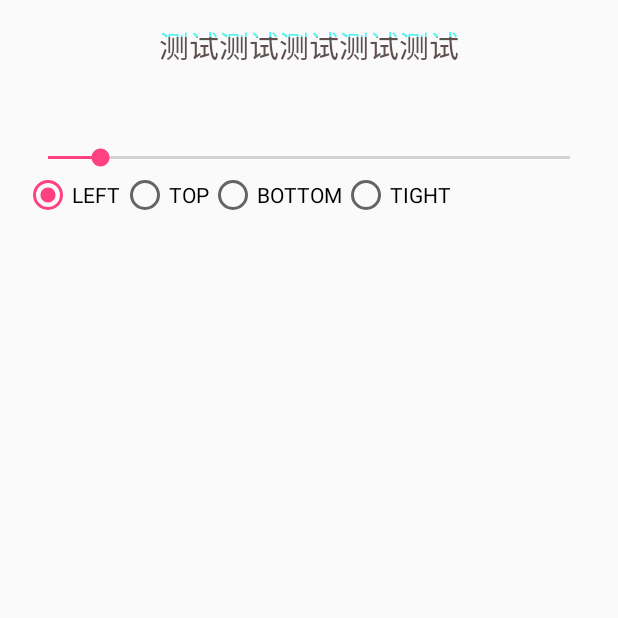
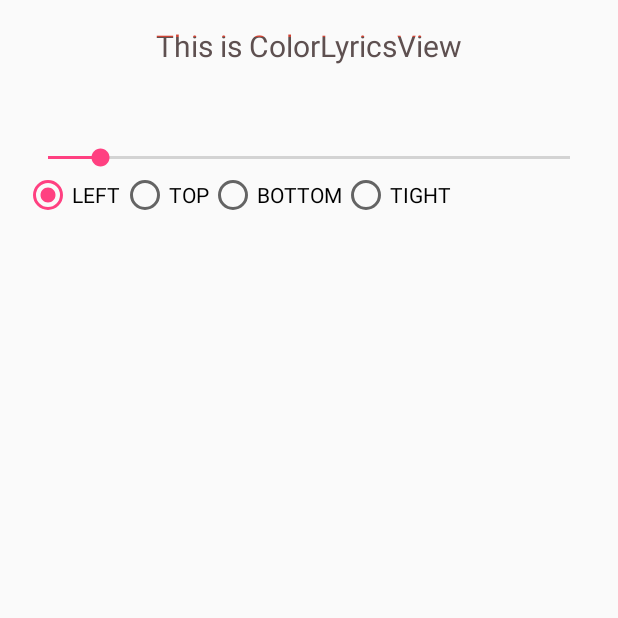
Before and after one commit to shallcheek/ColorLyricsView, an Android app: the screen it shows after launch (MainActivity), on a phone screen of 412 x 824 dp, the top half of it. Run offline under Robolectric (Android 15) with nearby library versions, the phone set to English and light mode, and no system bars.

Commit message:
add demo img

```diff
--- a/app/src/main/java/com/chaek/android/MainActivity.java
+++ b/app/src/main/java/com/chaek/android/MainActivity.java
@@ -21,7 +21,7 @@ public class MainActivity extends AppCompatActivity {
         final RadioButton r3 = (RadioButton) findViewById(R.id.radioButton3);
         final RadioButton r4 = (RadioButton) findViewById(R.id.radioButton4);
         final ColorLyricsView colorLoadingTextView = (ColorLyricsView) findViewById(R.id.a);
-        colorLoadingTextView.setText("测试测试测试测试测试");
+        colorLoadingTextView.setText("This is ColorLyricsView");
         if (group != null) {
             group.setOnCheckedChangeListener(new RadioGroup.OnCheckedChangeListener() {
                 @Override
--- a/app/src/main/res/layout/content_main.xml
+++ b/app/src/main/res/layout/content_main.xml
@@ -14,7 +14,7 @@
         android:id="@+id/a"
         android:layout_width="match_parent"
         android:layout_height="30dp"
-        app:progressColor="#54f5f0"
+        app:progressColor="#ce4334"
         app:txtColor="#5e5050"
         app:txtSize="20sp"
         app:maxProgress="100"
```
Also changed, not shown: 4 other files.
